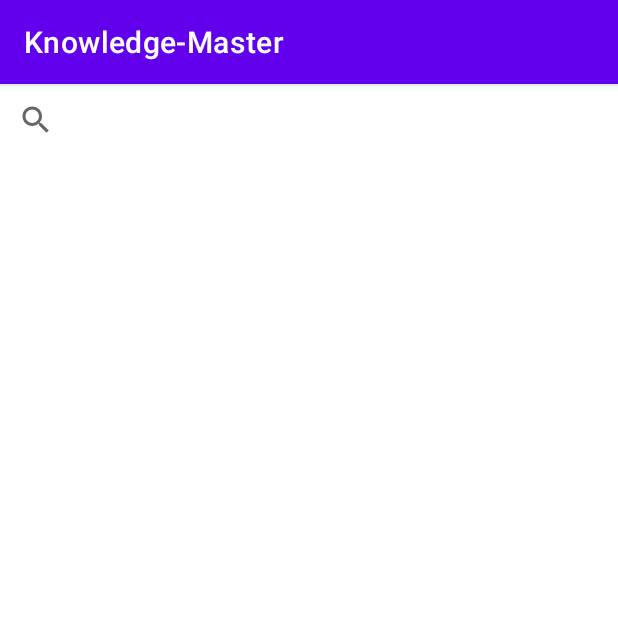
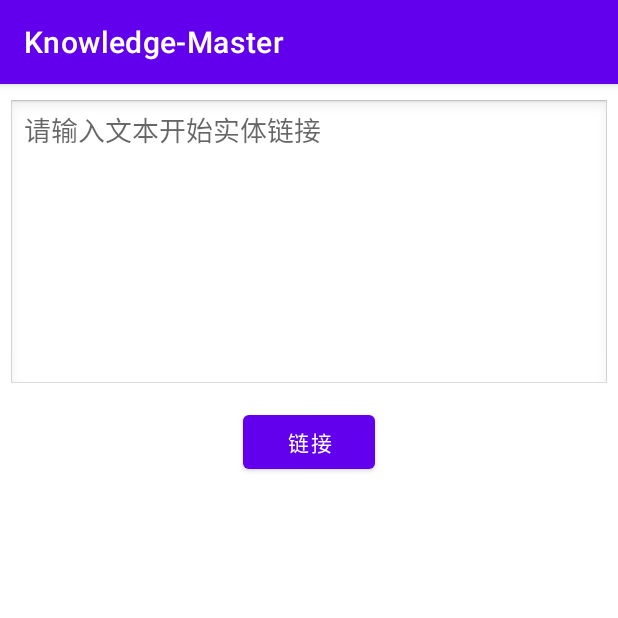
Before and after one commit to toy-whale/Android-Knowledge-App, an Android app: the fragment InstanceLinkFragment shown on its own in the app's theme, on a phone screen of 412 x 824 dp, the top half of it. Run offline under Robolectric (Android 15) with nearby library versions, the phone set to English and light mode, and no system bars; libraries missing offline, so code that uses them is left out: com.alibaba.fastjson.

Commit message:
完成实体链接

```diff
--- a/Knowledge-Master/app/src/main/java/com/java/qitianliang/ui/InstanceLinkFragment.java
+++ b/Knowledge-Master/app/src/main/java/com/java/qitianliang/ui/InstanceLinkFragment.java
@@ -3,20 +3,40 @@ package com.java.qitianliang.ui;
 import androidx.appcompat.widget.SearchView;
 import androidx.lifecycle.ViewModelProvider;
 
+import android.content.Intent;
 import android.os.Bundle;
 
 import androidx.annotation.NonNull;
 import androidx.annotation.Nullable;
 import androidx.fragment.app.Fragment;
 
+import android.os.StrictMode;
+import android.text.Html;
 import android.view.LayoutInflater;
 import android.view.View;
 import android.view.ViewGroup;
+import android.widget.Button;
+import android.widget.EditText;
+import android.widget.TextView;
+import android.widget.Toast;
 
+import com.alibaba.fastjson.JSONArray;
+import com.alibaba.fastjson.JSONObject;
 import com.java.qitianliang.R;
+import com.java.qitianliang.noScrollListview.NoScrollListview;
+import com.java.qitianliang.question.QuestionAdapter;
+import com.java.qitianliang.relative.Relative;
+import com.java.qitianliang.server.*;
+import com.java.qitianliang.ui.linkinstance.Instance;
+import com.java.qitianliang.ui.linkinstance.InstanceAdapter;
+
+import org.w3c.dom.Text;
+
+import java.util.ArrayList;
+import java.util.List;
 
 public class InstanceLinkFragment extends Fragment {
-
+    private List<Instance> InstanceList = new ArrayList<Instance>();
     public static InstanceLinkFragment newInstance() {
         return new InstanceLinkFragment();
     }
@@ -24,33 +44,57 @@ public class InstanceLinkFragment extends Fragment {
     @Override
     public View onCreateView(@NonNull LayoutInflater inflater, @Nullable ViewGroup container,
                              @Nullable Bundle savedInstanceState) {
+        StrictMode.ThreadPolicy policy=new StrictMode.ThreadPolicy.Builder().permitAll().build();
+        StrictMode.setThreadPolicy(policy);
         View view = inflater.inflate(R.layout.instance_link_fragment, container, false);
-
-        SearchView search = view.findViewById(R.id.searchInstanceByLines);
-
-        search.setOnQueryTextListener(new SearchView.OnQueryTextListener() {
-            @Override
-            public boolean onQueryTextSubmit(String query) {
-
-                // 调用实体链接接口
-
-
-                // 展示返回数据
-
-
-
-                return false;
-            }
-
-            @Override
-            public boolean onQueryTextChange(String newText) {
-                return false;
+        Button Post = (Button) view.findViewById(R.id.ask_link);
+        EditText Link_Text = (EditText) view.findViewById(R.id.link_Text);
+        TextView link_number = (TextView) view.findViewById(R.id.link_number);
+        //点击提交事件
+        Post.setOnClickListener(new View.OnClickListener() {
+            public void onClick(View v) {
+                InstanceList = new ArrayList<Instance>();
+                String text = Link_Text.getText().toString();
+                if(text.equals("")) {
+                    Toast.makeText(getActivity(), "文本不能为空", Toast.LENGTH_LONG).show();
+                    return;
+                }
+                String ID = "";
+                try {
+                    ID = Login.get("14759265980", "Ee123456");
+                } catch (Exception e) {
+                    e.printStackTrace();
+                }
+                String answer = null;
+                JSONObject x = null;
+                try {
+                    answer = LinkInstance.get("chinese", text, ID);
+                } catch (Exception e) {
+                    e.printStackTrace();
+                }
+                if(answer != null) {
+                    x = JSONObject.parseObject(answer);
+                }
+                if(x == null) {
+                    link_number.setText("共搜索到0个实体");
+                    return;
+                }
+                initInstances(x);
+                InstanceAdapter instance_adapter = new InstanceAdapter(getActivity(), R.layout.instance_link_item, InstanceList);
+                NoScrollListview instance_listView = (NoScrollListview) view.findViewById(R.id.link_list_view);
+                instance_listView.setAdapter(instance_adapter);
+                link_number.setText("共搜索到" + InstanceList.size() + "个实体：");
+                link_number.setVisibility(View.VISIBLE);
             }
         });
-
         return view;
     }
-
-
-
+    void initInstances(JSONObject x) {
+        JSONArray data = x.getJSONArray("data");
+        for(int i = 0; i < data.size(); i++) {
+            JSONObject y = data.getJSONObject(i);
+            Instance u = new Instance(y);
+            InstanceList.add(u);
+        }
+    }
 }
--- /dev/null
+++ b/Knowledge-Master/app/src/main/res/drawable/leftlist_bg.xml
@@ -0,0 +1,5 @@
+<?xml version="1.0" encoding="utf-8"?>
+<shape xmlns:android="http://schemas.android.com/apk/res/android">
+    <corners android:radius="10dp" />
+    <stroke android:width="1dp" android:color="#000000" />
+</shape>
--- a/Knowledge-Master/app/src/main/res/layout/instance_link_fragment.xml
+++ b/Knowledge-Master/app/src/main/res/layout/instance_link_fragment.xml
@@ -1,14 +1,58 @@
 <?xml version="1.0" encoding="utf-8"?>
-<LinearLayout xmlns:android="http://schemas.android.com/apk/res/android"
+<ScrollView xmlns:android="http://schemas.android.com/apk/res/android"
     xmlns:tools="http://schemas.android.com/tools"
     android:layout_width="match_parent"
     android:layout_height="match_parent"
     tools:context=".ui.InstanceLinkFragment">
-
-    <androidx.appcompat.widget.SearchView
-        android:id="@+id/searchInstanceByLines"
+    <LinearLayout
         android:layout_width="match_parent"
-        android:layout_height="wrap_content" />
-
-
-</LinearLayout>
+        android:layout_height="wrap_content"
+        android:orientation="vertical">
+    <EditText
+        android:id="@+id/link_Text"
+        android:layout_width="fill_parent"
+        android:layout_height="wrap_content"
+        android:layout_marginLeft="5dp"
+        android:layout_marginRight="5dp"
+        android:layout_marginTop="10dp"
+        android:enabled="true"
+        android:gravity="top"
+        android:inputType="textMultiLine"
+        android:minHeight="20dp"
+        android:textColor="#000000"
+        android:hint="请输入文本开始实体链接"
+        android:minLines="8"
+        android:maxLines="8"
+        android:scrollbars="vertical"
+        android:background="@android:drawable/edit_text">
+    </EditText>
+    <Button
+        android:id="@+id/ask_link"
+        android:layout_marginTop="10dp"
+        android:layout_width="wrap_content"
+        android:layout_height="wrap_content"
+        android:layout_gravity="center"
+        android:text="链接"/>
+        <TextView
+            android:id="@+id/link_number"
+            android:layout_width="match_parent"
+            android:layout_height="wrap_content"
+            android:text="共搜索到6个实体："
+            android:visibility="invisible"
+            android:textSize="15dp"
+            android:layout_marginLeft="10dp"
+            android:layout_marginTop="5dp"
+            android:textAppearance="?android:attr/textAppearanceSmall" />
+        <com.java.qitianliang.noScrollListview.NoScrollListview
+            android:layout_width="match_parent"
+            android:layout_height="wrap_content"
+            android:id="@+id/link_list_view"
+            android:dividerHeight="10dp"
+            android:divider="#00000000"
+            android:layout_marginRight="10dp"
+            android:layout_marginLeft="10dp"
+            android:layout_marginTop="15dp"
+            >
+        </com.java.qitianliang.noScrollListview.NoScrollListview>
+    </LinearLayout>
+</ScrollView>
--- a/Knowledge-Master/app/src/main/res/layout/question_ans_fragment.xml
+++ b/Knowledge-Master/app/src/main/res/layout/question_ans_fragment.xml
@@ -18,7 +18,7 @@
         android:inputType="textMultiLine"
         android:minHeight="20dp"
         android:textColor="#000000"
-        android:hint="请输入想问的问题..."
+        android:hint="请输入问题"
         android:maxLines="8"
         android:scrollbars="vertical"
         android:background="@android:drawable/edit_text">
```
Also changed, not shown: Knowledge-Master/app/src/main/java/com/java/qitianliang/ui/linkinstance/Instance.java (added, +22 -0 lines), Knowledge-Master/app/src/main/java/com/java/qitianliang/ui/linkinstance/InstanceAdapter.java (added, +56 -0 lines), Knowledge-Master/app/src/main/res/layout/instance_link_item.xml (added, +26 -0 lines).
